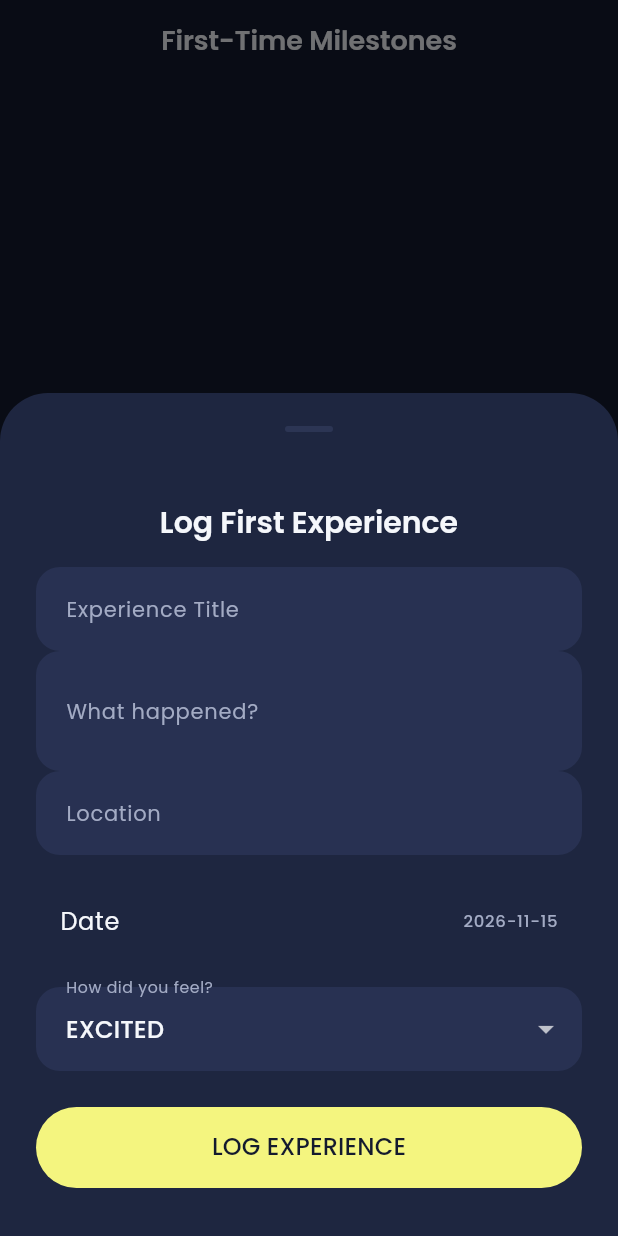
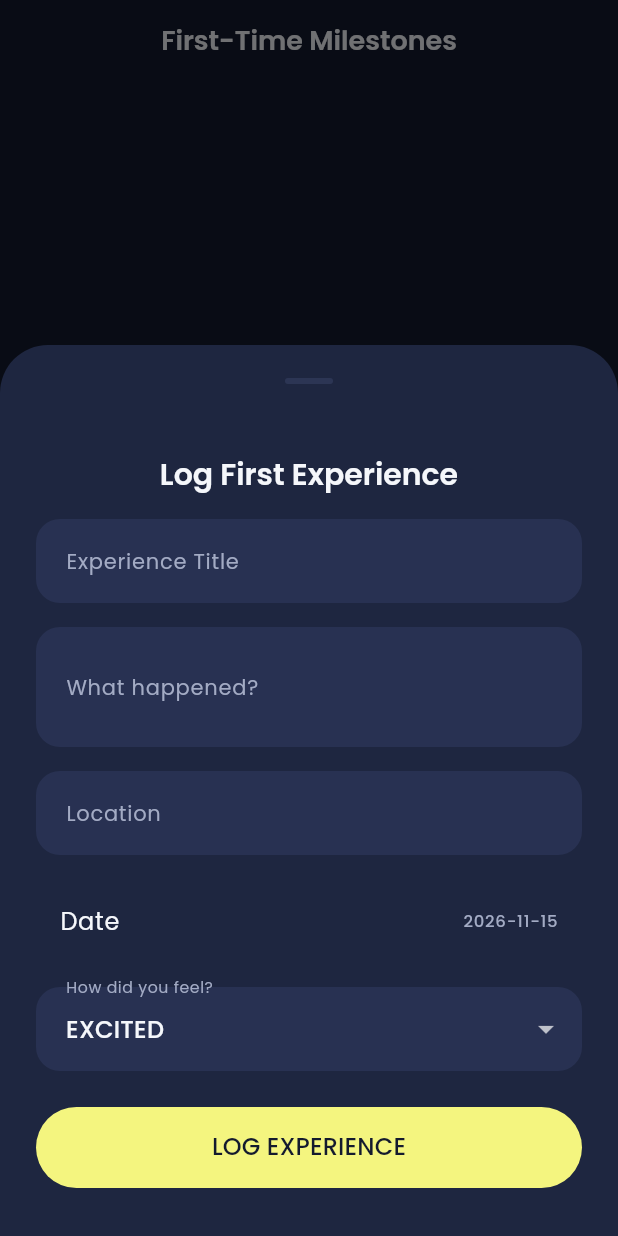
Before and after one commit to Lavanya-Indapure/Chronicle, a Flutter app: the FirstTimeExperiencesScreen screen opened by its route, after a tap on the "star" icon, on a phone screen of 412 x 824 dp. Run offline on Flutter 3.47's test engine with Material 3 defaults, Android fonts, the phone set to English and light mode, and no system bars; our stand-ins replace equatable, fl_chart, flutter_dotenv, flutter_riverpod, go_router, google_fonts and 2 more; accounts and stored records are empty.

Commit message:
feat: implement KeyboardAwareSheet for improved bottom sheet behavior across multiple features

```diff
--- /dev/null
+++ b/frontend/lib/core/widgets/keyboard_aware_sheet.dart
@@ -0,0 +1,26 @@
+import 'package:flutter/material.dart';
+
+/// Body for form bottom sheets.
+///
+/// Drop-in replacement for `Padding(padding: …viewInsets.bottom…, child: …)`:
+/// the same [padding] (including the keyboard inset) is applied, but the
+/// content scrolls instead of overflowing when the keyboard leaves too little
+/// room, and the focused field is scrolled into view automatically.
+///
+/// Open the sheet with `isScrollControlled: true` so it can grow above the
+/// default half-screen height.
+class KeyboardAwareSheet extends StatelessWidget {
+  final EdgeInsetsGeometry padding;
+  final Widget child;
+
+  const KeyboardAwareSheet({super.key, required this.padding, required this.child});
+
+  @override
+  Widget build(BuildContext context) {
+    return SingleChildScrollView(
+      padding: padding,
+      keyboardDismissBehavior: ScrollViewKeyboardDismissBehavior.onDrag,
+      child: child,
+    );
+  }
+}
--- a/frontend/lib/features/expenses/presentation/widgets/add_expense_sheet.dart
+++ b/frontend/lib/features/expenses/presentation/widgets/add_expense_sheet.dart
@@ -3,6 +3,7 @@ import 'package:flutter_riverpod/flutter_riverpod.dart';
 import 'package:chronicle/core/constants/app_spacing.dart';
 import 'package:chronicle/core/constants/app_strings.dart';
 import 'package:chronicle/features/expenses/presentation/controllers/expense_controller.dart';
+import 'package:chronicle/core/widgets/keyboard_aware_sheet.dart';
 
 
 class AddExpenseSheet extends ConsumerStatefulWidget {
@@ -59,7 +60,7 @@ class _AddExpenseSheetState extends ConsumerState<AddExpenseSheet> {
   Widget build(BuildContext context) {
     final theme = Theme.of(context);
 
-    return Padding(
+    return KeyboardAwareSheet(
       padding: EdgeInsets.only(
         left: AppSpacing.lg,
         right: AppSpacing.lg,
--- a/frontend/lib/features/expenses/presentation/widgets/add_transaction_sheet.dart
+++ b/frontend/lib/features/expenses/presentation/widgets/add_transaction_sheet.dart
@@ -1,6 +1,7 @@
 import 'package:flutter/material.dart';
 import 'package:chronicle/core/constants/app_spacing.dart';
 import 'package:chronicle/features/expenses/domain/models/transaction.dart';
+import 'package:chronicle/core/widgets/keyboard_aware_sheet.dart';
 
 class AddTransactionSheet extends StatefulWidget {
   final Future<bool> Function({
@@ -58,7 +59,7 @@ class _AddTransactionSheetState extends State<AddTransactionSheet> {
   Widget build(BuildContext context) {
     final theme = Theme.of(context);
 
-    return Padding(
+    return KeyboardAwareSheet(
       padding: EdgeInsets.only(
         left: AppSpacing.lg,
         right: AppSpacing.lg,
--- a/frontend/lib/features/expenses/presentation/widgets/transaction_filter_sheet.dart
+++ b/frontend/lib/features/expenses/presentation/widgets/transaction_filter_sheet.dart
@@ -3,6 +3,7 @@ import 'package:flutter_riverpod/flutter_riverpod.dart';
 import 'package:chronicle/core/constants/app_spacing.dart';
 import 'package:chronicle/features/expenses/presentation/controllers/expense_controller.dart';
 import 'package:chronicle/features/expenses/domain/models/transaction.dart';
+import 'package:chronicle/core/widgets/keyboard_aware_sheet.dart';
 
 class TransactionFilterSheet extends ConsumerStatefulWidget {
   const TransactionFilterSheet({super.key});
@@ -48,7 +49,7 @@ class _TransactionFilterSheetState extends ConsumerState<TransactionFilterSheet>
   Widget build(BuildContext context) {
     final theme = Theme.of(context);
 
-    return Padding(
+    return KeyboardAwareSheet(
       padding: EdgeInsets.only(
         left: AppSpacing.lg,
         right: AppSpacing.lg,
--- a/frontend/lib/features/first_times/presentation/screens/first_times_screen.dart
+++ b/frontend/lib/features/first_times/presentation/screens/first_times_screen.dart
@@ -4,6 +4,7 @@ import 'package:intl/intl.dart';
 import 'package:chronicle/core/constants/app_spacing.dart';
 import 'package:chronicle/features/first_times/presentation/controllers/first_time_controller.dart';
 import 'package:chronicle/features/first_times/domain/models/first_time_experience.dart';
+import 'package:chronicle/core/widgets/keyboard_aware_sheet.dart';
 
 class FirstTimeExperiencesScreen extends ConsumerWidget {
   const FirstTimeExperiencesScreen({super.key});
@@ -117,7 +118,7 @@ class _AddFirstTimeSheetState extends State<_AddFirstTimeSheet> {
   @override
   Widget build(BuildContext context) {
     final theme = Theme.of(context);
-    return Padding(
+    return KeyboardAwareSheet(
       padding: EdgeInsets.only(bottom: MediaQuery.of(context).viewInsets.bottom, left: AppSpacing.lg, right: AppSpacing.lg, top: AppSpacing.lg),
       child: Column(
         mainAxisSize: MainAxisSize.min,
@@ -125,7 +126,9 @@ class _AddFirstTimeSheetState extends State<_AddFirstTimeSheet> {
           Text('Log First Experience', style: theme.textTheme.headlineSmall),
           AppSpacing.gapMd,
           TextField(controller: _titleController, decoration: const InputDecoration(labelText: 'Experience Title')),
+          AppSpacing.gapMd,
           TextField(controller: _descController, decoration: const InputDecoration(labelText: 'What happened?'), maxLines: 2),
+          AppSpacing.gapMd,
           TextField(controller: _locController, decoration: const InputDecoration(labelText: 'Location')),
           AppSpacing.gapMd,
           ListTile(
--- a/frontend/lib/features/learnings/presentation/screens/learnings_screen.dart
+++ b/frontend/lib/features/learnings/presentation/screens/learnings_screen.dart
@@ -4,6 +4,7 @@ import 'package:intl/intl.dart';
 import 'package:chronicle/core/constants/app_spacing.dart';
 import 'package:chronicle/features/learnings/presentation/controllers/learning_controller.dart';
 import 'package:chronicle/features/learnings/domain/models/learning.dart';
+import 'package:chronicle/core/widgets/keyboard_aware_sheet.dart';
 
 class LearningsScreen extends ConsumerWidget {
   const LearningsScreen({super.key});
@@ -134,7 +135,7 @@ class _AddLearningSheetState extends State<_AddLearningSheet> {
   @override
   Widget build(BuildContext context) {
     final theme = Theme.of(context);
-    return Padding(
+    return KeyboardAwareSheet(
       padding: EdgeInsets.only(bottom: MediaQuery.of(context).viewInsets.bottom, left: AppSpacing.lg, right: AppSpacing.lg, top: AppSpacing.lg),
       child: Column(
         mainAxisSize: MainAxisSize.min,
@@ -143,7 +144,9 @@ class _AddLearningSheetState extends State<_AddLearningSheet> {
           Text('New Learning', style: theme.textTheme.headlineSmall),
           AppSpacing.gapMd,
           TextField(controller: _titleController, decoration: const InputDecoration(labelText: 'What did you learn?')),
+          AppSpacing.gapMd,
           TextField(controller: _descController, decoration: const InputDecoration(labelText: 'Details (Optional)'), maxLines: 2),
+          AppSpacing.gapMd,
           TextField(controller: _sourceController, decoration: const InputDecoration(labelText: 'Source (e.g., Book, Friend)')),
           AppSpacing.gapMd,
           DropdownButtonFormField<String>(
--- a/frontend/lib/features/photos/presentation/widgets/add_photo_sheet.dart
+++ b/frontend/lib/features/photos/presentation/widgets/add_photo_sheet.dart
@@ -4,6 +4,7 @@ import 'package:flutter_riverpod/flutter_riverpod.dart';
 import 'package:image_picker/image_picker.dart';
 import 'package:chronicle/core/constants/app_spacing.dart';
 import 'package:chronicle/features/photos/presentation/controllers/photo_controller.dart';
+import 'package:chronicle/core/widgets/keyboard_aware_sheet.dart';
 
 class AddPhotoSheet extends ConsumerStatefulWidget {
   const AddPhotoSheet({super.key});
@@ -68,7 +69,7 @@ class _AddPhotoSheetState extends ConsumerState<AddPhotoSheet> {
   Widget build(BuildContext context) {
     final theme = Theme.of(context);
 
-    return Padding(
+    return KeyboardAwareSheet(
       padding: EdgeInsets.only(
         left: AppSpacing.lg,
         right: AppSpacing.lg,
--- a/frontend/lib/features/places/presentation/screens/places_visited_screen.dart
+++ b/frontend/lib/features/places/presentation/screens/places_visited_screen.dart
@@ -4,6 +4,7 @@ import 'package:intl/intl.dart';
 import 'package:chronicle/core/constants/app_spacing.dart';
 import 'package:chronicle/features/places/presentation/controllers/place_controller.dart';
 import 'package:chronicle/features/places/domain/models/place_visited.dart';
+import 'package:chronicle/core/widgets/keyboard_aware_sheet.dart';
 
 class PlacesVisitedScreen extends ConsumerWidget {
   const PlacesVisitedScreen({super.key});
@@ -123,7 +124,7 @@ class _AddPlaceSheetState extends State<_AddPlaceSheet> {
   @override
   Widget build(BuildContext context) {
     final theme = Theme.of(context);
-    return Padding(
+    return KeyboardAwareSheet(
       padding: EdgeInsets.only(bottom: MediaQuery.of(context).viewInsets.bottom, left: AppSpacing.lg, right: AppSpacing.lg, top: AppSpacing.lg),
       child: Column(
         mainAxisSize: MainAxisSize.min,
@@ -131,7 +132,9 @@ class _AddPlaceSheetState extends State<_AddPlaceSheet> {
           Text('Log Visit', style: theme.textTheme.headlineSmall),
           AppSpacing.gapMd,
           TextField(controller: _nameController, decoration: const InputDecoration(labelText: 'Place Name')),
+          AppSpacing.gapMd,
           TextField(controller: _cityController, decoration: const InputDecoration(labelText: 'City/Region')),
+          AppSpacing.gapMd,
           TextField(controller: _descController, decoration: const InputDecoration(labelText: 'Experience Details'), maxLines: 2),
           AppSpacing.gapMd,
           ListTile(
--- a/frontend/lib/features/thoughts/presentation/widgets/add_thought_sheet.dart
+++ b/frontend/lib/features/thoughts/presentation/widgets/add_thought_sheet.dart
@@ -3,6 +3,7 @@ import 'package:flutter_riverpod/flutter_riverpod.dart';
 import 'package:chronicle/core/constants/app_spacing.dart';
 import 'package:chronicle/features/thoughts/presentation/controllers/thought_controller.dart';
 import 'package:chronicle/features/thoughts/domain/models/thought.dart';
+import 'package:chronicle/core/widgets/keyboard_aware_sheet.dart';
 
 class AddThoughtSheet extends ConsumerStatefulWidget {
   final Thought? thought;
@@ -83,7 +84,7 @@ class _AddThoughtSheetState extends ConsumerState<AddThoughtSheet> {
   Widget build(BuildContext context) {
     final theme = Theme.of(context);
 
-    return Padding(
+    return KeyboardAwareSheet(
       padding: EdgeInsets.only(
         left: AppSpacing.lg,
         right: AppSpacing.lg,
--- a/frontend/lib/features/todos/presentation/widgets/add_todo_sheet.dart
+++ b/frontend/lib/features/todos/presentation/widgets/add_todo_sheet.dart
@@ -2,6 +2,7 @@ import 'package:flutter/material.dart';
 import 'package:chronicle/core/constants/app_spacing.dart';
 import 'package:chronicle/core/constants/app_strings.dart';
 import 'package:chronicle/features/todos/domain/models/todo_template.dart';
+import 'package:chronicle/core/widgets/keyboard_aware_sheet.dart';
 
 /// Bottom sheet to add a new todo.
 class AddTodoSheet extends StatefulWidget {
@@ -41,7 +42,7 @@ class _AddTodoSheetState extends State<AddTodoSheet> {
   Widget build(BuildContext context) {
     final theme = Theme.of(context);
 
-    return Padding(
+    return KeyboardAwareSheet(
       padding: EdgeInsets.only(
         left: AppSpacing.lg,
         right: AppSpacing.lg,
--- a/frontend/lib/features/todos/presentation/widgets/edit_todo_sheet.dart
+++ b/frontend/lib/features/todos/presentation/widgets/edit_todo_sheet.dart
@@ -2,6 +2,7 @@ import 'package:flutter/material.dart';
 import 'package:chronicle/core/constants/app_spacing.dart';
 import 'package:chronicle/core/constants/app_strings.dart';
 import 'package:chronicle/features/todos/domain/models/todo_template.dart';
+import 'package:chronicle/core/widgets/keyboard_aware_sheet.dart';
 
 /// Bottom sheet to edit a todo template.
 class EditTodoSheet extends StatefulWidget {
@@ -62,7 +63,7 @@ class _EditTodoSheetState extends State<EditTodoSheet> {
   Widget build(BuildContext context) {
     final theme = Theme.of(context);
 
-    return Padding(
+    return KeyboardAwareSheet(
       padding: EdgeInsets.only(
         left: AppSpacing.lg,
         right: AppSpacing.lg,
--- a/frontend/lib/features/vision_board/presentation/widgets/add_goal_sheet.dart
+++ b/frontend/lib/features/vision_board/presentation/widgets/add_goal_sheet.dart
@@ -176,6 +176,7 @@ class _AddGoalSheetState extends ConsumerState<AddGoalSheet> {
                   label: '$_progress%',
                   onChanged: (v) => setState(() => _progress = v.toInt()),
                 ),
+                AppSpacing.gapSm,
                 DropdownButtonFormField<String>(
                   value: _status,
                   decoration: const InputDecoration(labelText: 'Status'),
```
Also changed, not shown: 1 other file.
